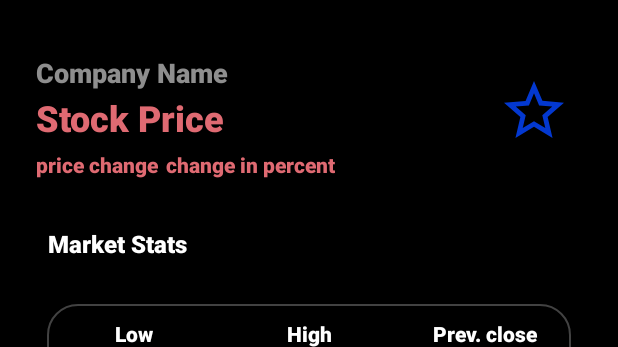
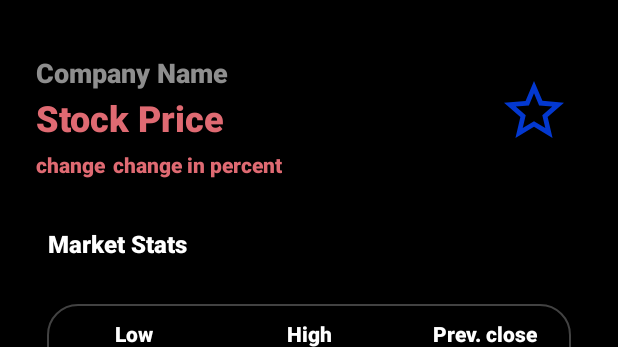
Before and after one commit to harshpatel1811/StockMarketSimulator, an Android app: the layout activity_details.xml on its own in the app's theme, with its tools: preview values and no code run, on a phone screen of 412 x 824 dp. Shown: the top 347 px of the screen. Run offline under Robolectric (Android 15) with nearby library versions, the phone set to English and light mode, and no system bars; network calls fail.

```diff
--- a/app/src/main/java/com/harsh/stockmarkettests/ui/home/HomeFragment.java
+++ b/app/src/main/java/com/harsh/stockmarkettests/ui/home/HomeFragment.java
@@ -232,7 +232,6 @@ public class HomeFragment extends Fragment {
         handler = new Handler( msg -> {
             if (msg.what == TRIGGER_AUTO_COMPLETE) {
 
-                //TODO:- As our Price api is not returning name of Stock so we have to get that name from Search api and pass to Details.java activity
                 String input = mSearchAutoComplete.getText().toString();
 
                 if (!TextUtils.isEmpty(mSearchAutoComplete.getText()) && input.length() >= 3) {
--- a/app/src/main/res/layout/activity_details.xml
+++ b/app/src/main/res/layout/activity_details.xml
@@ -343,7 +343,7 @@
                         android:layout_marginStart="24dp"
                         android:layout_marginTop="5dp"
                         android:fontFamily="sans-serif-black"
-                        android:text="price change"
+                        android:text="change"
                         android:textColor="#DF6A72"
                         app:layout_constraintStart_toStartOf="parent"
                         app:layout_constraintTop_toBottomOf="@+id/tv_stockPrice" />
--- a/app/src/main/res/values/strings.xml
+++ b/app/src/main/res/values/strings.xml
@@ -1,5 +1,5 @@
 <resources>
-    <string name="app_name">Market Simualator</string>
+    <string name="app_name">Market Simulator</string>
     <string name="fetch">Fetch</string>
 
     <string name="title_activity_main2">MainActivity2</string>
```
